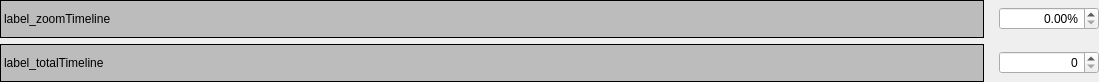
Above: iVS3D/src/iVS3D-core/view/timeline.ui from iVS3D/iVS3D before the change. Below: the same form after it.
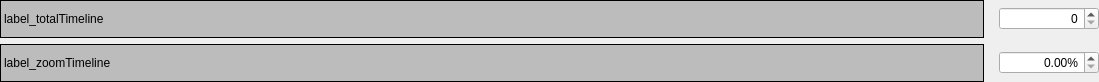
That is the form after the change. Custom widgets are drawn as their Qt base class.

Commit message: Timeline improvements : Switched timelines and changed bracket hitboxes

```diff
--- a/iVS3D/src/iVS3D-core/view/timeline.ui
+++ b/iVS3D/src/iVS3D-core/view/timeline.ui
@@ -26,6 +26,76 @@
    <property name="bottomMargin">
     <number>0</number>
    </property>
+   <item>
+    <widget class="QWidget" name="hWidget_total" native="true">
+     <layout class="QHBoxLayout" name="hLayout_total">
+      <property name="spacing">
+       <number>15</number>
+      </property>
+      <property name="leftMargin">
+       <number>0</number>
+      </property>
+      <property name="topMargin">
+       <number>0</number>
+      </property>
+      <property name="rightMargin">
+       <number>0</number>
+      </property>
+      <property name="bottomMargin">
+       <number>0</number>
+      </property>
+      <item>
+       <widget class="TimelineLabel" name="label_totalTimeline">
+        <property name="sizePolicy">
+         <sizepolicy hsizetype="Ignored" vsizetype="Ignored">
+          <horstretch>0</horstretch>
+          <verstretch>0</verstretch>
+         </sizepolicy>
+        </property>
+        <property name="styleSheet">
+         <string notr="true">background-color: rgb(188, 188, 188);</string>
+        </property>
+        <property name="frameShape">
+         <enum>QFrame::Box</enum>
+        </property>
+        <property name="text">
+         <string>label_totalTimeline</string>
+        </property>
+       </widget>
+      </item>
+      <item>
+       <widget class="QSpinBox" name="spinBox_index">
+        <property name="sizePolicy">
+         <sizepolicy hsizetype="Fixed" vsizetype="Fixed">
+          <horstretch>0</horstretch>
+          <verstretch>0</verstretch>
+         </sizepolicy>
+        </property>
+        <property name="minimumSize">
+         <size>
+          <width>100</width>
+          <height>0</height>
+         </size>
+        </property>
+        <property name="maximumSize">
+         <size>
+          <width>100</width>
+          <height>16777215</height>
+         </size>
+        </property>
+        <property name="toolTip">
+         <string>Current image index</string>
+        </property>
+        <property name="alignment">
+         <set>Qt::AlignRight|Qt::AlignTrailing|Qt::AlignVCenter</set>
+        </property>
+       </widget>
+      </item>
+     </layout>
+     <zorder>spinBox_index</zorder>
+     <zorder>label_totalTimeline</zorder>
+    </widget>
+   </item>
    <item>
     <widget class="QWidget" name="hWidget_zoom" native="true">
      <layout class="QHBoxLayout" name="hLayout_zoom">
@@ -108,76 +178,6 @@
      <zorder>label_zoomTimeline</zorder>
     </widget>
    </item>
-   <item>
-    <widget class="QWidget" name="hWidget_total" native="true">
-     <layout class="QHBoxLayout" name="hLayout_total">
-      <property name="spacing">
-       <number>15</number>
-      </property>
-      <property name="leftMargin">
-       <number>0</number>
-      </property>
-      <property name="topMargin">
-       <number>0</number>
-      </property>
-      <property name="rightMargin">
-       <number>0</number>
-      </property>
-      <property name="bottomMargin">
-       <number>0</number>
-      </property>
-      <item>
-       <widget class="TimelineLabel" name="label_totalTimeline">
-        <property name="sizePolicy">
-         <sizepolicy hsizetype="Ignored" vsizetype="Ignored">
-          <horstretch>0</horstretch>
-          <verstretch>0</verstretch>
-         </sizepolicy>
-        </property>
-        <property name="styleSheet">
-         <string notr="true">background-color: rgb(188, 188, 188);</string>
-        </property>
-        <property name="frameShape">
-         <enum>QFrame::Box</enum>
-        </property>
-        <property name="text">
-         <string>label_totalTimeline</string>
-        </property>
-       </widget>
-      </item>
-      <item>
-       <widget class="QSpinBox" name="spinBox_index">
-        <property name="sizePolicy">
-         <sizepolicy hsizetype="Fixed" vsizetype="Fixed">
-          <horstretch>0</horstretch>
-          <verstretch>0</verstretch>
-         </sizepolicy>
-        </property>
-        <property name="minimumSize">
-         <size>
-          <width>100</width>
-          <height>0</height>
-         </size>
-        </property>
-        <property name="maximumSize">
-         <size>
-          <width>100</width>
-          <height>16777215</height>
-         </size>
-        </property>
-        <property name="toolTip">
-         <string>Current image index</string>
-        </property>
-        <property name="alignment">
-         <set>Qt::AlignRight|Qt::AlignTrailing|Qt::AlignVCenter</set>
-        </property>
-       </widget>
-      </item>
-     </layout>
-     <zorder>spinBox_index</zorder>
-     <zorder>label_totalTimeline</zorder>
-    </widget>
-   </item>
   </layout>
  </widget>
  <customwidgets>
```
The commit also changes 1 other file.
